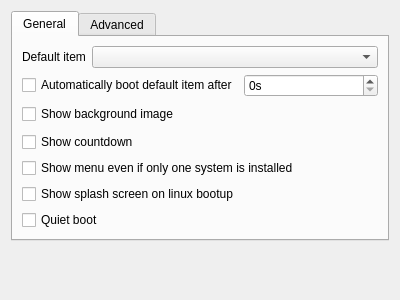
Before: the Qt Designer form kcmgrub2.ui in KDE/kcmgrub2, drawn with Qt 5.
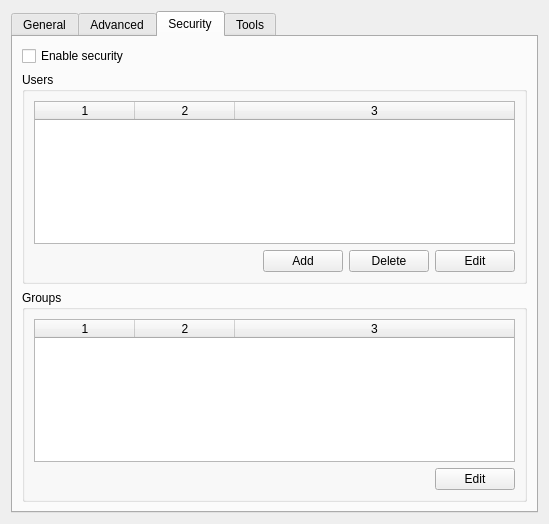
After: the same form once the commit is applied. The open tabs and pages were chosen to show the change. Custom widgets are drawn as their Qt base class.

Commit message: Add full support for grub2 security features

The edit to the form file:
```diff
--- a/kcmgrub2.ui
+++ b/kcmgrub2.ui
@@ -6,22 +6,31 @@
    <rect>
     <x>0</x>
     <y>0</y>
-    <width>400</width>
-    <height>300</height>
+    <width>549</width>
+    <height>524</height>
    </rect>
   </property>
+  <property name="sizePolicy">
+   <sizepolicy hsizetype="Preferred" vsizetype="Preferred">
+    <horstretch>0</horstretch>
+    <verstretch>0</verstretch>
+   </sizepolicy>
+  </property>
   <property name="windowTitle">
    <string>Form</string>
   </property>
-  <layout class="QGridLayout" name="gridLayout_3">
-   <item row="0" column="0">
+  <layout class="QVBoxLayout" name="verticalLayout">
+   <item>
     <widget class="QTabWidget" name="tabWidget">
      <property name="sizePolicy">
-      <sizepolicy hsizetype="Expanding" vsizetype="Minimum">
+      <sizepolicy hsizetype="Expanding" vsizetype="Ignored">
        <horstretch>0</horstretch>
        <verstretch>0</verstretch>
       </sizepolicy>
      </property>
+     <property name="layoutDirection">
+      <enum>Qt::LeftToRight</enum>
+     </property>
      <property name="currentIndex">
       <number>0</number>
      </property>
@@ -29,7 +38,7 @@
       <attribute name="title">
        <string>General</string>
       </attribute>
-      <layout class="QGridLayout" name="gridLayout_2">
+      <layout class="QGridLayout" name="gridLayout">
        <item row="0" column="0">
         <layout class="QHBoxLayout" name="horizontalLayout_2">
          <item>
@@ -157,7 +166,7 @@
       <attribute name="title">
        <string>Advanced</string>
       </attribute>
-      <layout class="QGridLayout" name="gridLayout">
+      <layout class="QGridLayout" name="gridLayout_2">
        <item row="0" column="0">
         <layout class="QFormLayout" name="formLayout">
          <item row="0" column="0">
@@ -229,23 +238,212 @@
          </property>
         </widget>
        </item>
+       <item row="5" column="0">
+        <spacer name="verticalSpacer">
+         <property name="orientation">
+          <enum>Qt::Vertical</enum>
+         </property>
+         <property name="sizeHint" stdset="0">
+          <size>
+           <width>20</width>
+           <height>297</height>
+          </size>
+         </property>
+        </spacer>
+       </item>
       </layout>
      </widget>
+     <widget class="QWidget" name="tab_3">
+      <attribute name="title">
+       <string>Security</string>
+      </attribute>
+      <layout class="QGridLayout" name="gridLayout_5">
+       <item row="0" column="0">
+        <widget class="QCheckBox" name="secEnabled">
+         <property name="text">
+          <string>Enable security</string>
+         </property>
+        </widget>
+       </item>
+       <item row="1" column="0">
+        <widget class="QGroupBox" name="usersGroup">
+         <property name="sizePolicy">
+          <sizepolicy hsizetype="Preferred" vsizetype="Maximum">
+           <horstretch>0</horstretch>
+           <verstretch>0</verstretch>
+          </sizepolicy>
+         </property>
+         <property name="title">
+          <string>Users</string>
+         </property>
+         <layout class="QGridLayout" name="gridLayout_3">
+          <item row="0" column="0">
+           <widget class="QTableWidget" name="users">
+            <property name="sizePolicy">
+             <sizepolicy hsizetype="Expanding" vsizetype="Maximum">
+              <horstretch>0</horstretch>
+              <verstretch>0</verstretch>
+             </sizepolicy>
+            </property>
+            <property name="alternatingRowColors">
+             <bool>true</bool>
+            </property>
+            <property name="selectionBehavior">
+             <enum>QAbstractItemView::SelectRows</enum>
+            </property>
+            <property name="sortingEnabled">
+             <bool>false</bool>
+            </property>
+            <property name="columnCount">
+             <number>3</number>
+            </property>
+            <attribute name="horizontalHeaderShowSortIndicator" stdset="0">
+             <bool>false</bool>
+            </attribute>
+            <attribute name="horizontalHeaderStretchLastSection">
+             <bool>true</bool>
+            </attribute>
+            <attribute name="verticalHeaderVisible">
+             <bool>false</bool>
+            </attribute>
+            <attribute name="verticalHeaderShowSortIndicator" stdset="0">
+             <bool>false</bool>
+            </attribute>
+            <column/>
+            <column/>
+            <column/>
+           </widget>
+          </item>
+          <item row="1" column="0">
+           <layout class="QHBoxLayout" name="horizontalLayout_4">
+            <item>
+             <spacer name="horizontalSpacer">
+              <property name="orientation">
+               <enum>Qt::Horizontal</enum>
+              </property>
+              <property name="sizeHint" stdset="0">
+               <size>
+                <width>40</width>
+                <height>20</height>
+               </size>
+              </property>
+             </spacer>
+            </item>
+            <item>
+             <widget class="QPushButton" name="userAdd">
+              <property name="text">
+               <string>Add</string>
+              </property>
+             </widget>
+            </item>
+            <item>
+             <widget class="QPushButton" name="userDel">
+              <property name="text">
+               <string>Delete</string>
+              </property>
+             </widget>
+            </item>
+            <item>
+             <widget class="QPushButton" name="userMod">
+              <property name="text">
+               <string>Edit</string>
+              </property>
+             </widget>
+            </item>
+           </layout>
+          </item>
+         </layout>
+        </widget>
+       </item>
+       <item row="2" column="0">
+        <widget class="QGroupBox" name="groupsGroup">
+         <property name="sizePolicy">
+          <sizepolicy hsizetype="Preferred" vsizetype="Maximum">
+           <horstretch>0</horstretch>
+           <verstretch>0</verstretch>
+          </sizepolicy>
+         </property>
+         <property name="title">
+          <string>Groups</string>
+         </property>
+         <layout class="QGridLayout" name="gridLayout_4">
+          <item row="0" column="0">
+           <widget class="QTableWidget" name="groups">
+            <property name="sizePolicy">
+             <sizepolicy hsizetype="Expanding" vsizetype="Maximum">
+              <horstretch>0</horstretch>
+              <verstretch>0</verstretch>
+             </sizepolicy>
+            </property>
+            <property name="alternatingRowColors">
+             <bool>true</bool>
+            </property>
+            <property name="selectionBehavior">
+             <enum>QAbstractItemView::SelectRows</enum>
+            </property>
+            <property name="columnCount">
+             <number>3</number>
+            </property>
+            <attribute name="horizontalHeaderStretchLastSection">
+             <bool>true</bool>
+            </attribute>
+            <attribute name="verticalHeaderVisible">
+             <bool>false</bool>
+            </attribute>
+            <column/>
+            <column/>
+            <column/>
+           </widget>
+          </item>
+          <item row="1" column="0">
+           <layout class="QHBoxLayout" name="horizontalLayout_6">
+            <item>
+             <spacer name="horizontalSpacer_3">
+              <property name="orientation">
+               <enum>Qt::Horizontal</enum>
+              </property>
+              <property name="sizeHint" stdset="0">
+               <size>
+                <width>420</width>
+                <height>20</height>
+               </size>
+              </property>
+             </spacer>
+            </item>
+            <item>
+             <widget class="QPushButton" name="groupMod">
+              <property name="text">
+               <string>Edit</string>
+              </property>
+             </widget>
+            </item>
+           </layout>
+          </item>
+         </layout>
+        </widget>
+       </item>
+       <item row="3" column="0">
+        <spacer name="verticalSpacer_2">
+         <property name="orientation">
+          <enum>Qt::Vertical</enum>
+         </property>
+         <property name="sizeHint" stdset="0">
+          <size>
+           <width>20</width>
+           <height>40</height>
+          </size>
+         </property>
+        </spacer>
+       </item>
+      </layout>
+     </widget>
+     <widget class="QWidget" name="tab_4">
+      <attribute name="title">
+       <string>Tools</string>
+      </attribute>
+     </widget>
     </widget>
    </item>
-   <item row="1" column="0">
-    <spacer name="verticalSpacer">
-     <property name="orientation">
-      <enum>Qt::Vertical</enum>
-     </property>
-     <property name="sizeHint" stdset="0">
-      <size>
-       <width>20</width>
-       <height>70</height>
-      </size>
-     </property>
-    </spacer>
-   </item>
   </layout>
  </widget>
  <customwidgets>
```
Left out of the diff: 13 changed lines with no effect on the pictures. The commit also changes 6 other files.
